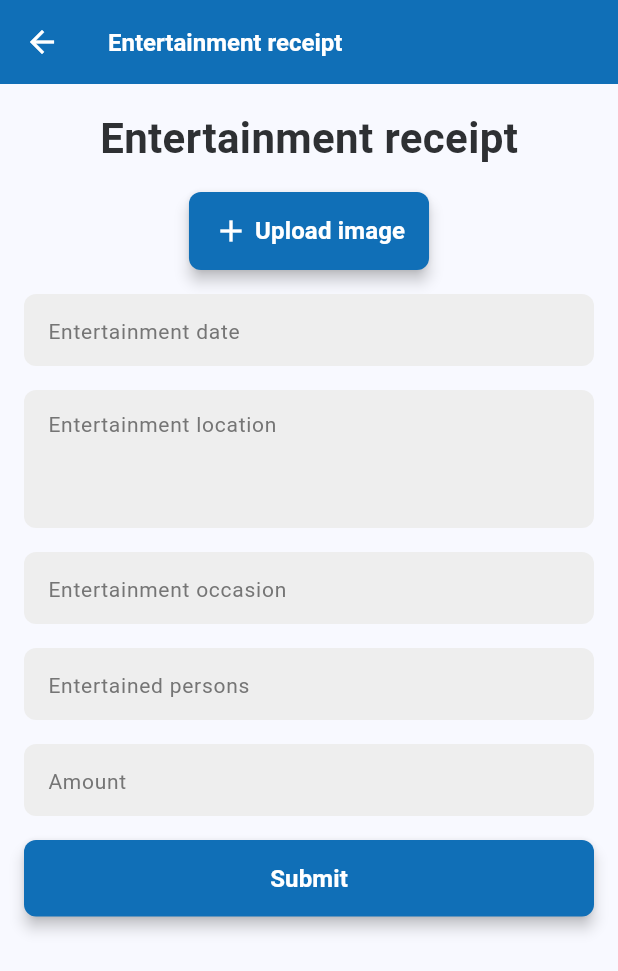
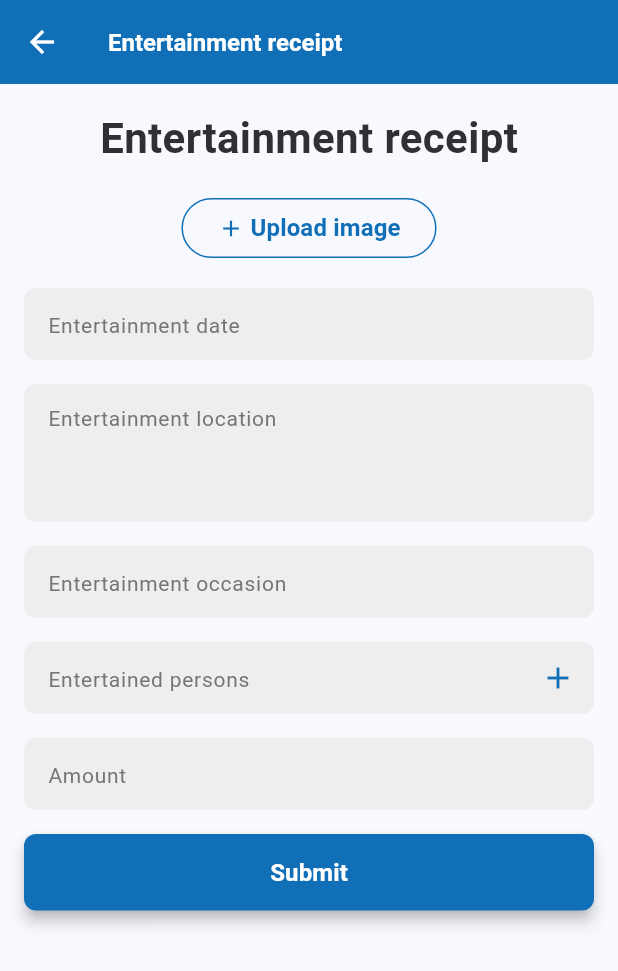
Before and after one commit to pathu-221/thomas-flutter-app, a Flutter app: the EntertainmentReceiptScreen screen opened directly, on a phone screen of 412 x 824 dp. Shown: the top 971 px of the screen. Run offline on Flutter 3.47's test engine with Material 2 defaults, Android fonts, the light colour scheme and no system bars; drawn by our look-alikes of nb_utils; our stand-ins replace flutter_speed_dial, font_awesome_flutter, image_picker, mobx; missing offline and left inert: hand_signature; generated files the repository leaves out were written again.

Commit message:
small changes

```diff
--- a/lib/locale/language_de.dart
+++ b/lib/locale/language_de.dart
@@ -113,6 +113,9 @@ class LanguageDe extends BaseLanguage {
   String get uploadImage => "Bild hochladen";
 
   @override
+  String get changeImage => "Bild ändern";
+
+  @override
   String get pleaseUploadImage => "Bitte Bild hochladen";
 
   @override
@@ -130,4 +133,7 @@ class LanguageDe extends BaseLanguage {
   @override
   String get resetPasswordCaption =>
       "Wir senden Ihnen einen Bestätigungscode per E-Mail";
+
+  @override
+  String get addAtleastOnePerson => "Fügen Sie mindestens eine Person hinzu";
 }
--- a/lib/locale/language_en.dart
+++ b/lib/locale/language_en.dart
@@ -113,6 +113,9 @@ class LanguageEn extends BaseLanguage {
   String get uploadImage => "Upload image";
 
   @override
+  String get changeImage => "Change image";
+
+  @override
   String get pleaseUploadImage => "Please upload image";
 
   @override
@@ -130,4 +133,7 @@ class LanguageEn extends BaseLanguage {
   @override
   String get resetPasswordCaption =>
       "We will send a confirmation code to your email";
+
+  @override
+  String get addAtleastOnePerson => "Add atleast one person";
 }
--- a/lib/locale/languages.dart
+++ b/lib/locale/languages.dart
@@ -73,6 +73,8 @@ abstract class BaseLanguage {
 
   String get uploadImage;
 
+  String get changeImage;
+
   String get pleaseUploadImage;
 
   String get profile;
@@ -84,4 +86,6 @@ abstract class BaseLanguage {
   String get deleteAccount;
 
   String get resetPasswordCaption;
+
+  String get addAtleastOnePerson;
 }
--- a/lib/screens/main_menu/upload_receipt/entertainment_receipt_screen.dart
+++ b/lib/screens/main_menu/upload_receipt/entertainment_receipt_screen.dart
@@ -1,5 +1,5 @@
+import 'dart:convert';
 import 'dart:io';
-
 import 'package:flutter/material.dart';
 import 'package:image_picker/image_picker.dart';
 import 'package:mobile_app/main.dart';
@@ -28,6 +28,7 @@ class _EntertainmentReceiptScreenState
   final TextEditingController occasionController = TextEditingController();
   final TextEditingController personsController = TextEditingController();
   File? selectedImage;
+  List<String> entertainedPersons = [];
 
   void _pickFromCamera() async {
     final image = await ImagePicker().pickImage(source: ImageSource.camera);
@@ -51,11 +52,16 @@ class _EntertainmentReceiptScreenState
       return;
     }
 
+    if (entertainedPersons.isEmpty) {
+      toast(language.addAtleastOnePerson);
+      return;
+    }
+
     Map<String, dynamic> request = {
       "cateringDate": pickedDate!.millisecondsSinceEpoch.toString(),
       "cateringAddress": locationController.text.validate(),
       "occassion": occasionController.text.validate(),
-      "noOfPeople": personsController.text.validate(),
+      "entertainedPersons": jsonEncode(entertainedPersons),
       "amount": amountCont.text.validate(),
     };
 
@@ -136,6 +142,61 @@ class _EntertainmentReceiptScreenState
     }
   }
 
+  Widget _personsInputFieldWidget() {
+    return Column(
+      children: [
+        AppTextField(
+          textFieldType: TextFieldType.OTHER,
+          controller: personsController,
+          decoration:
+              inputDecoration(context, labelText: language.entertainedPersons),
+          suffix: IconButton(
+            color: primaryColor,
+            onPressed: () {
+              if (personsController.text.isEmpty) return;
+              entertainedPersons.add(personsController.text);
+              personsController.text = '';
+              setState(() {});
+            },
+            icon: const Icon(Icons.add),
+          ),
+        ),
+        if (entertainedPersons.isNotEmpty)
+          for (String persons in entertainedPersons)
+            Container(
+              padding: const EdgeInsets.only(top: 8),
+              child: Stack(
+                children: [
+                  AppTextField(
+                    textFieldType: TextFieldType.OTHER,
+                    decoration: inputDecoration(context, labelText: persons),
+                    enabled: false,
+                  ),
+                  Positioned(
+                    right: 0,
+                    top: 0,
+                    child: GestureDetector(
+                      onTap: () {
+                        entertainedPersons.remove(persons);
+                        setState(() {});
+                      },
+                      child: IconButton(
+                        color: primaryColor,
+                        onPressed: () {
+                          entertainedPersons.remove(persons);
+                          setState(() {});
+                        },
+                        icon: const Icon(Icons.close),
+                      ),
+                    ),
+                  ),
+                ],
+              ),
+            ),
+      ],
+    );
+  }
+
   Widget _formInputFieldWidget() {
     return Column(
       mainAxisAlignment: MainAxisAlignment.center,
@@ -170,12 +231,7 @@ class _EntertainmentReceiptScreenState
               labelText: language.entertainmentReceiptOccasion),
         ),
         16.height,
-        AppTextField(
-          textFieldType: TextFieldType.OTHER,
-          controller: personsController,
-          decoration:
-              inputDecoration(context, labelText: language.entertainedPersons),
-        ),
+        _personsInputFieldWidget(),
         16.height,
         AppTextField(
           textFieldType: TextFieldType.NUMBER,
@@ -187,23 +243,26 @@ class _EntertainmentReceiptScreenState
   }
 
   Widget uploadImage() {
-    return AppButton(
-      color: primaryColor,
-      textColor: Colors.white,
-      onTap: () {
+    return OutlinedButton(
+      onPressed: () {
         _showBottomSheet(context);
       },
+      style: ButtonStyle(
+        side: MaterialStateProperty.resolveWith((states) {
+          return const BorderSide(color: primaryColor);
+        }),
+      ),
       child: Row(
         mainAxisSize: MainAxisSize.min,
         children: [
           const Icon(
             Icons.add,
-            color: Colors.white,
+            color: primaryColor,
           ),
           4.width,
           Text(
-            language.uploadImage,
-            style: boldTextStyle(color: Colors.white),
+            selectedImage == null ? language.uploadImage : language.changeImage,
+            style: boldTextStyle(color: primaryColor),
           ),
         ],
       ),
@@ -214,18 +273,20 @@ class _EntertainmentReceiptScreenState
     return Stack(
       alignment: Alignment.topRight,
       children: [
-        Image.file(selectedImage!, height: 100), // Display the selected image
+        Container(
+          padding: const EdgeInsets.all(12),
+          child: Image.file(selectedImage!, height: 100),
+        ),
         Positioned(
-          right: -2,
-          top: -9,
           child: Container(
-            color: primaryColor,
+            padding: const EdgeInsets.all(4),
+            decoration: const BoxDecoration(
+                shape: BoxShape.circle, color: primaryColor),
             child: GestureDetector(
               child: const Icon(
                 Icons.close,
                 color: Colors.white,
               ),
-              // You can change the icon as needed
               onTap: () {
                 setState(() {
                   selectedImage = null; // Remove the selected image
--- a/lib/screens/profile/profile_fragement.dart
+++ b/lib/screens/profile/profile_fragement.dart
@@ -45,7 +45,10 @@ class _ProfileFragementState extends State<ProfileFragement>
           style: primaryTextStyle(size: 18, color: Colors.white),
         ),
       ),
-      body: Column(children: [
+      body: AnimatedScrollView(
+          listAnimationType: ListAnimationType.FadeIn,
+          padding: const EdgeInsets.only(bottom: 32),
+          children: [
             SettingSection(
                 title: Text(language.general,
                     style: boldTextStyle(color: primaryColor)),
--- a/lib/screens/sign_in_and_sign_up/sign_in_screen.dart
+++ b/lib/screens/sign_in_and_sign_up/sign_in_screen.dart
@@ -83,7 +83,8 @@ class _SignInScreenState extends State<SignInScreen> {
           child: Text(
             language.forgotPassword,
             style: boldTextStyle(color: primaryColor),
-            ))
+          ),
+        ),
       ],
     );
   }
```
Also changed, not shown: lib/models/entertainment_receipt_model.dart (+6 -4 lines), lib/screens/main_menu/my_receipts/my_receipts_screen.dart (+8 -4 lines). Lines whose indentation alone changed are shown as unchanged.
